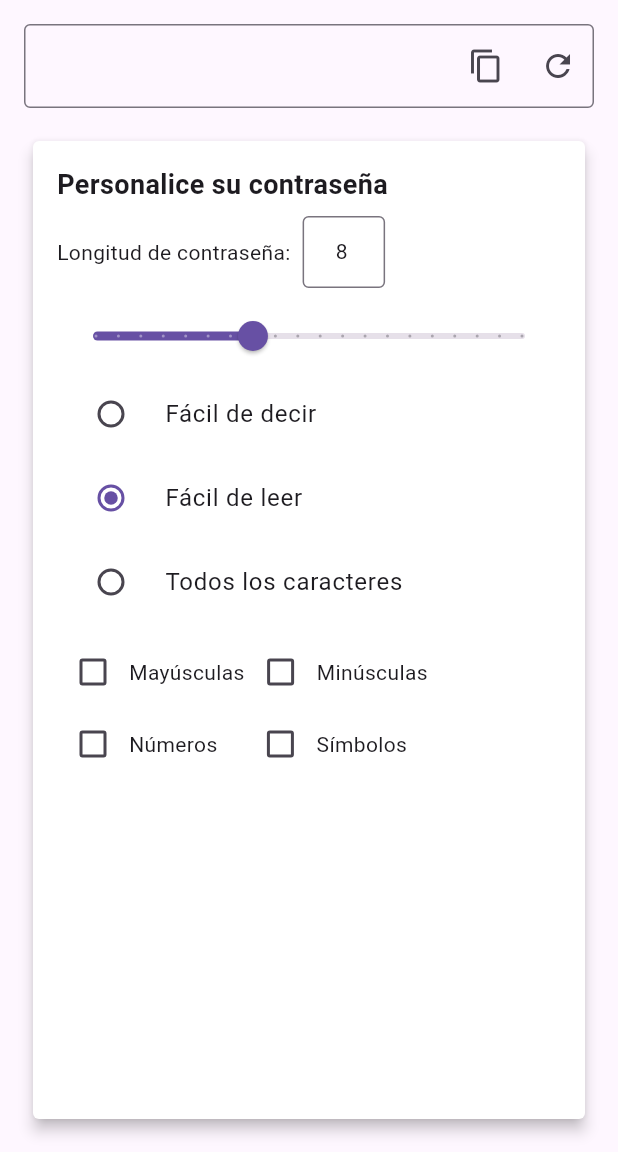
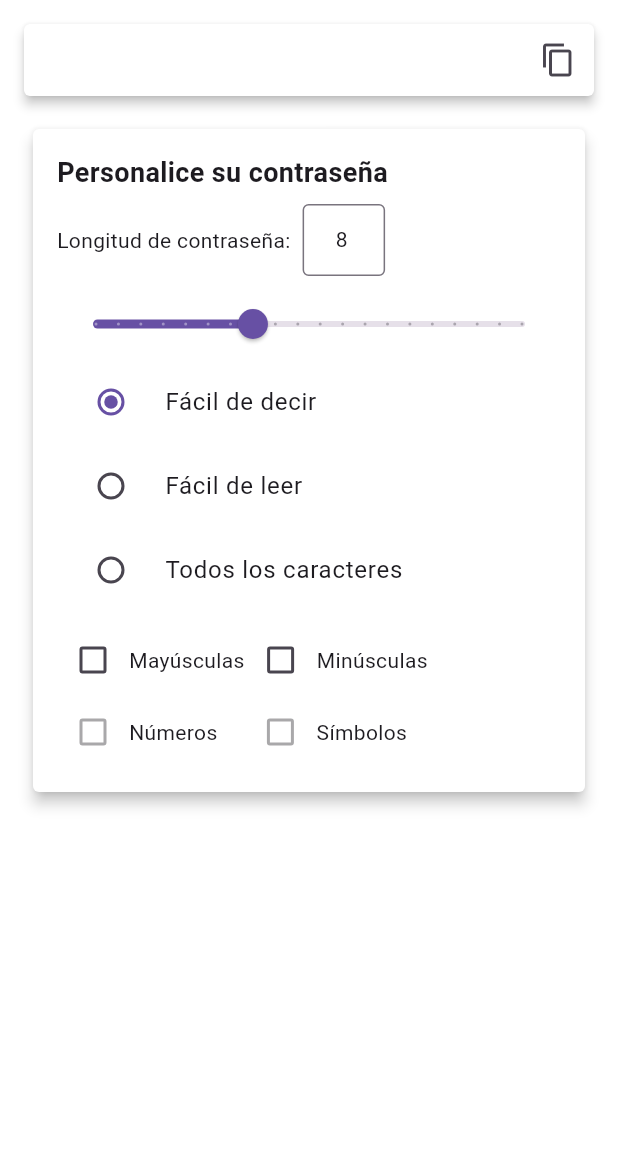
Before and after one commit to Lovealone1/Actividades_dll_movil, a Flutter app: the screen it shows after launch, after a tap on "Fácil de leer", on a phone screen of 412 x 824 dp, the part 84-1236 px from its top. Run offline on Flutter 3.47's test engine with Material 3 defaults, Android fonts, the phone set to English and light mode, and no system bars.

Commit message:
Fix: Error de color en la card

```diff
--- a/PasswordGenerator/password_generator/lib/views/homepage.dart
+++ b/PasswordGenerator/password_generator/lib/views/homepage.dart
@@ -14,45 +14,41 @@ class _ExamplePageState extends State<ExamplePage> {
   @override
   void initState() {
     super.initState();
-    _textController = TextEditingController(); // Actualiza la contraseña inicial al inicio
+    _textController = TextEditingController();
   }
 
   @override
   Widget build(BuildContext context) {
     return Scaffold(
       appBar: AppBar(title: Text('PasswordGenerator')),
+      backgroundColor: Colors.white,
       body: Padding(
         padding: EdgeInsets.all(16.0),
+        child: SingleChildScrollView(
           child: Column(
             crossAxisAlignment: CrossAxisAlignment.stretch,
             children: [
-            // Muestra el TextField con la contraseña
               TextFieldWithCopyAndReload(
                 textController: _textController,
                 displayText: _displayText,
               ),
-            SizedBox(height: 16.0), // Espacio entre los widgets
-            Expanded(
-              // Utiliza el widget PasswordLengthWidget para ajustar la longitud de la contraseña
-              child: PasswordLengthWidget(
-                passwordUpdateCallback: _updatePassword, // Actualiza la contraseña cuando cambian los parámetros
-              ),
+              SizedBox(height: 16.0),
+              PasswordLengthWidget(
+                passwordUpdateCallback: _updatePassword,
               ),
             ],
+          ),
         ),
       ),
     );
   }
 
-  // Método para actualizar la contraseña y el texto mostrado
   void _updatePassword(String newPassword) {
     setState(() {
-      _displayText = newPassword; // Actualiza el texto mostrado con la nueva contraseña
-      _textController.text = _displayText; // Actualiza el controlador de texto con la nueva contraseña
+      _displayText = newPassword;
+      _textController.text = _displayText;
     });
   }
-
-
 
   @override
   void dispose() {
--- a/PasswordGenerator/password_generator/lib/widgets/password_parameters.dart
+++ b/PasswordGenerator/password_generator/lib/widgets/password_parameters.dart
@@ -39,6 +39,7 @@ class _PasswordLengthWidgetState extends State<PasswordLengthWidget> {
         borderRadius: BorderRadius.circular(4.0),
       ),
       color: Color.fromARGB(255, 255, 255, 255),
+      surfaceTintColor: Color.fromARGB(255, 255, 255, 255),
       child: Padding(
         padding: const EdgeInsets.all(16.0),
         child: Column(
@@ -87,7 +88,7 @@ class _PasswordLengthWidgetState extends State<PasswordLengthWidget> {
                   _passwordLength = value.round();
                   _lengthController.text = _passwordLength.toString();
                   // Llama a la función para generar la contraseña automáticamente
-                  widget.passwordUpdateCallback(_generatePassword());
+                  _updatePassword();
                 });
               },
             ),
@@ -108,6 +109,7 @@ class _PasswordLengthWidgetState extends State<PasswordLengthWidget> {
                       if (!_includeUppercase && !_includeLowercase) {
                         _includeUppercase = true;
                       }
+                      _updatePassword(); // Actualiza la contraseña cuando cambia el tipo
                     });
                   },
                 ),
@@ -118,6 +120,7 @@ class _PasswordLengthWidgetState extends State<PasswordLengthWidget> {
                   onChanged: (PasswordType? value) {
                     setState(() {
                       _passwordType = value!;
+                      _updatePassword(); // Actualiza la contraseña cuando cambia el tipo
                     });
                   },
                 ),
@@ -128,6 +131,7 @@ class _PasswordLengthWidgetState extends State<PasswordLengthWidget> {
                   onChanged: (PasswordType? value) {
                     setState(() {
                       _passwordType = value!;
+                      _updatePassword(); // Actualiza la contraseña cuando cambia el tipo
                     });
                   },
                 ),
@@ -143,6 +147,7 @@ class _PasswordLengthWidgetState extends State<PasswordLengthWidget> {
                           if (!_includeUppercase && !_includeLowercase) {
                             _includeLowercase = true;
                           }
+                          _updatePassword(); // Actualiza la contraseña cuando cambian las opciones
                         });
                       },
                     ),
@@ -156,6 +161,7 @@ class _PasswordLengthWidgetState extends State<PasswordLengthWidget> {
                           if (!_includeUppercase && !_includeLowercase) {
                             _includeUppercase = true;
                           }
+                          _updatePassword(); // Actualiza la contraseña cuando cambian las opciones
                         });
                       },
                     ),
@@ -169,6 +175,7 @@ class _PasswordLengthWidgetState extends State<PasswordLengthWidget> {
                       onChanged: _passwordType == PasswordType.easyToSay ? null : (bool? value) {
                         setState(() {
                           _includeNumbers = value!;
+                          _updatePassword(); // Actualiza la contraseña cuando cambian las opciones
                         });
                       },
                     ),
@@ -182,6 +189,7 @@ class _PasswordLengthWidgetState extends State<PasswordLengthWidget> {
                             onChanged: _passwordType == PasswordType.easyToSay ? null : (bool? value) {
                               setState(() {
                                 _includeSymbols = value!;
+                                _updatePassword(); // Actualiza la contraseña cuando cambian las opciones
                               });
                             },
                           ),
@@ -203,6 +211,11 @@ class _PasswordLengthWidgetState extends State<PasswordLengthWidget> {
   void dispose() {
     _lengthController.dispose();
     super.dispose();
+  }
+
+  void _updatePassword() {
+    // Llama a la función para generar la contraseña automáticamente
+    widget.passwordUpdateCallback(_generatePassword());
   }
 
   String _generatePassword() {
--- a/PasswordGenerator/password_generator/lib/widgets/widget_textbox.dart
+++ b/PasswordGenerator/password_generator/lib/widgets/widget_textbox.dart
@@ -42,12 +42,17 @@ class _TextFieldWithCopyAndReloadState extends State<TextFieldWithCopyAndReload>
           child: Stack(
             alignment: Alignment.centerRight,
             children: [
-              TextField(
-                controller: widget.textController,
-                readOnly: true,
-                decoration: InputDecoration(
-                  border: OutlineInputBorder(),
-                  labelText: '',
+              Material(
+                elevation: 3.0, // Agrega elevación al Material
+                borderRadius: BorderRadius.circular(4.0),
+                color: Colors.white,// Ajusta el radio de borde si es necesario
+                child: TextField(
+                  controller: widget.textController,
+                  readOnly: true,
+                  decoration: InputDecoration(
+                    border: InputBorder.none, // Quita el borde de la TextField
+                    contentPadding: EdgeInsets.symmetric(vertical: 12.0, horizontal: 16.0), // Ajusta el padding si es necesario
+                  ),
                 ),
               ),
               Row(
@@ -56,12 +61,6 @@ class _TextFieldWithCopyAndReloadState extends State<TextFieldWithCopyAndReload>
                   IconButton(
                     icon: Icon(Icons.copy),
                     onPressed: _copyText,
-                  ),
-                  IconButton(
-                    icon: Icon(Icons.refresh),
-                    onPressed: () {
-                      _textController.text = widget.displayText;
-                    },
                   ),
                 ],
               ),
```
Lines whose indentation alone changed are shown as unchanged.
